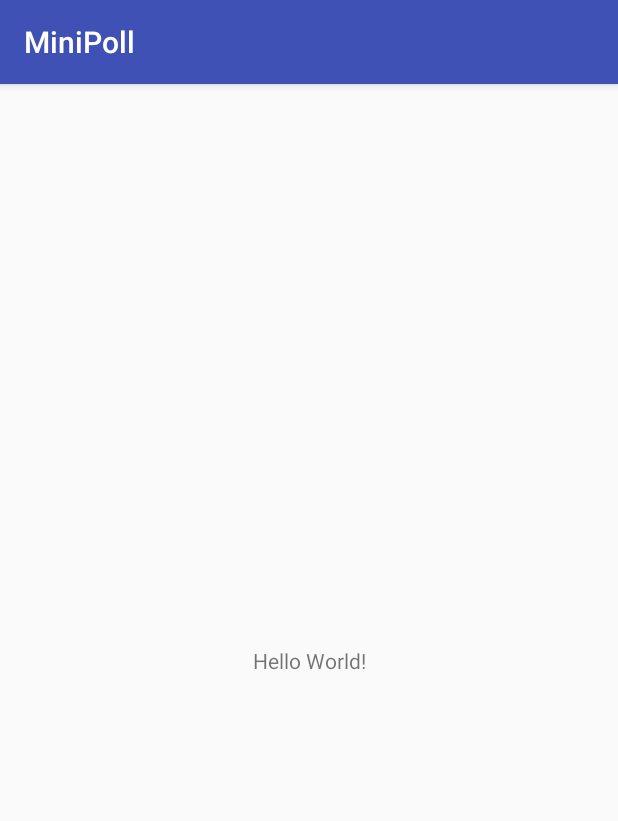
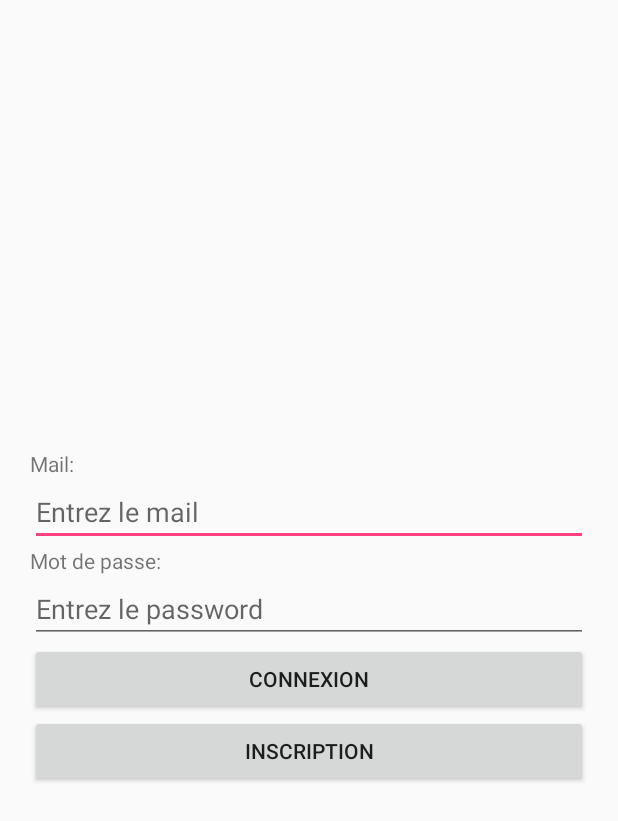
Before and after one commit to jiweber/LSINF1225-2018-GROUPE14-MiniPoll, an Android app: the screen it shows after launch (MainActivity before the commit, ConnexionActivity after it), on a phone screen of 412 x 824 dp. Shown: the top 821 px of the screen. Run offline under Robolectric (Android 15) with nearby library versions, the light colour scheme and no system bars.

Commit message:
Initialisation page de connexion

```diff
--- a/app/build.gradle
+++ b/app/build.gradle
@@ -22,6 +22,7 @@ dependencies {
     implementation fileTree(dir: 'libs', include: ['*.jar'])
     implementation 'com.android.support:appcompat-v7:26.1.0'
     implementation 'com.android.support.constraint:constraint-layout:1.1.0'
+    implementation 'com.android.support:design:26.1.0'
     testImplementation 'junit:junit:4.12'
     androidTestImplementation 'com.android.support.test:runner:1.0.1'
     androidTestImplementation 'com.android.support.test.espresso:espresso-core:3.0.1'
--- a/app/src/main/AndroidManifest.xml
+++ b/app/src/main/AndroidManifest.xml
@@ -9,13 +9,21 @@
         android:roundIcon="@mipmap/ic_launcher_round"
         android:supportsRtl="true"
         android:theme="@style/AppTheme">
+
         <activity android:name=".MainActivity">
+        </activity>
+
+        <activity
+            android:name=".ConnexionActivity"
+            android:label="@string/title_activity_connexion"
+            android:theme="@style/AppTheme.NoActionBar">
             <intent-filter>
                 <action android:name="android.intent.action.MAIN" />
 
                 <category android:name="android.intent.category.LAUNCHER" />
             </intent-filter>
         </activity>
+
     </application>
 
 </manifest>
--- /dev/null
+++ b/app/src/main/java/be/lsinf1225/minipoll/ConnexionActivity.java
@@ -0,0 +1,42 @@
+package be.lsinf1225.minipoll;
+
+import android.os.Bundle;
+import android.support.v7.app.AppCompatActivity;
+import android.view.View;
+import android.widget.Button;
+import android.widget.EditText;
+
+public class ConnexionActivity extends AppCompatActivity {
+
+    EditText et_password;
+    EditText et_mail;
+    Button btn_connexion;
+    Button btn_inscription;
+
+    @Override
+    protected void onCreate(Bundle savedInstanceState) {
+        super.onCreate(savedInstanceState);
+        setContentView(R.layout.activity_connexion);
+        et_password = (EditText) findViewById(R.id.et_password);
+        et_mail= (EditText) findViewById(R.id.et_mail);
+        btn_connexion = (Button) findViewById(R.id.btn_connexion);
+        btn_inscription = (Button) findViewById(R.id.btn_inscription);
+
+
+
+        btn_connexion.setOnClickListener(new View.OnClickListener() {
+            @Override
+            public void onClick(View view) {
+                //TODO
+            }
+        });
+
+        btn_inscription.setOnClickListener(new View.OnClickListener() {
+            @Override
+            public void onClick(View view) {
+                //TODO
+            }
+        });
+    }
+
+}
--- a/app/src/main/java/be/lsinf1225/minipoll/MainActivity.java
+++ b/app/src/main/java/be/lsinf1225/minipoll/MainActivity.java
@@ -1,13 +1,17 @@
 package be.lsinf1225.minipoll;
 
+import android.content.Context;
 import android.support.v7.app.AppCompatActivity;
 import android.os.Bundle;
+import android.widget.TextView;
 
 public class MainActivity extends AppCompatActivity {
+    TextView textView;
 
     @Override
     protected void onCreate(Bundle savedInstanceState) {
         super.onCreate(savedInstanceState);
         setContentView(R.layout.activity_main);
+
     }
 }
--- /dev/null
+++ b/app/src/main/res/layout/activity_connexion.xml
@@ -0,0 +1,57 @@
+<?xml version="1.0" encoding="utf-8"?>
+<RelativeLayout
+    xmlns:android="http://schemas.android.com/apk/res/android"
+    xmlns:app="http://schemas.android.com/apk/res-auto"
+    xmlns:tools="http://schemas.android.com/tools"
+    android:layout_width="match_parent"
+    android:layout_height="match_parent"
+    tools:context="be.lsinf1225.minipoll.MainActivity"
+    android:gravity="center"
+    android:layout_margin="20dp">
+
+    <TextView
+        android:id="@+id/tv_text_login"
+        android:text="Mail:"
+        android:layout_width="match_parent"
+        android:layout_height="wrap_content" />
+
+
+    <EditText
+        android:id="@+id/et_mail"
+        android:layout_below="@id/tv_text_login"
+        android:hint="Entrez le mail"
+        android:layout_width="match_parent"
+        android:layout_height="wrap_content"
+        />
+
+    <TextView
+        android:id="@+id/tv_text_password"
+        android:layout_below="@id/et_mail"
+        android:text="Mot de passe:"
+        android:layout_width="match_parent"
+        android:layout_height="wrap_content" />
+
+    <EditText
+        android:layout_below="@id/tv_text_password"
+        android:id="@+id/et_password"
+        android:hint="Entrez le password"
+        android:inputType="textPassword"
+        android:layout_width="match_parent"
+        android:layout_height="wrap_content"
+        />
+
+    <Button
+        android:layout_below="@id/et_password"
+        android:text="connexion"
+        android:id="@+id/btn_connexion"
+        android:layout_width="match_parent"
+        android:layout_height="wrap_content" />
+
+    <Button
+        android:layout_below="@id/btn_connexion"
+        android:text="Inscription"
+        android:id="@+id/btn_inscription"
+        android:layout_width="match_parent"
+        android:layout_height="wrap_content" />
+
+</RelativeLayout>
--- a/app/src/main/res/layout/activity_main.xml
+++ b/app/src/main/res/layout/activity_main.xml
@@ -6,13 +6,11 @@
     android:layout_height="match_parent"
     tools:context="be.lsinf1225.minipoll.MainActivity">
 
-    <TextView
-        android:layout_width="wrap_content"
+
+    <EditText
+        android:id="@+id/et_mail"
+        android:layout_width="match_parent"
         android:layout_height="wrap_content"
-        android:text="Hello World!"
-        app:layout_constraintBottom_toBottomOf="parent"
-        app:layout_constraintLeft_toLeftOf="parent"
-        app:layout_constraintRight_toRightOf="parent"
-        app:layout_constraintTop_toTopOf="parent" />
+        />
 
 </android.support.constraint.ConstraintLayout>
--- /dev/null
+++ b/app/src/main/res/values/dimens.xml
@@ -0,0 +1,3 @@
+<resources>
+    <dimen name="fab_margin">16dp</dimen>
+</resources>
--- a/app/src/main/res/values/strings.xml
+++ b/app/src/main/res/values/strings.xml
@@ -1,3 +1,4 @@
 <resources>
     <string name="app_name">MiniPoll</string>
+    <string name="title_activity_connexion">ConnexionActivity</string>
 </resources>
--- a/app/src/main/res/values/styles.xml
+++ b/app/src/main/res/values/styles.xml
@@ -8,4 +8,13 @@
         <item name="colorAccent">@color/colorAccent</item>
     </style>
 
+    <style name="AppTheme.NoActionBar">
+        <item name="windowActionBar">false</item>
+        <item name="windowNoTitle">true</item>
+    </style>
+
+    <style name="AppTheme.AppBarOverlay" parent="ThemeOverlay.AppCompat.Dark.ActionBar" />
+
+    <style name="AppTheme.PopupOverlay" parent="ThemeOverlay.AppCompat.Light" />
+
 </resources>
```
